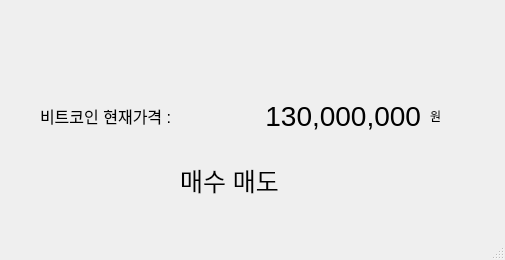
Qt form ui/bitcoin.ui (gyojincompany/upbitApiApp-20241126) before a commit.
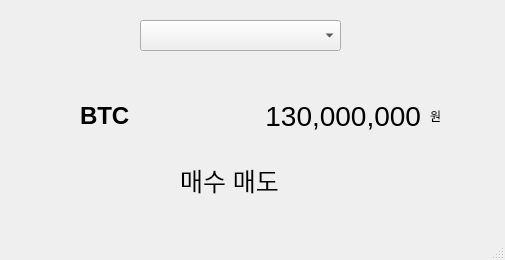
The same form after that commit.

Commit message: 콤보박스 셋팅 추가

```diff
--- a/ui/bitcoin.ui
+++ b/ui/bitcoin.ui
@@ -38,7 +38,7 @@
    <widget class="QLabel" name="label_2">
     <property name="geometry">
      <rect>
-      <x>40</x>
+      <x>80</x>
       <y>90</y>
       <width>151</width>
       <height>51</height>
@@ -46,11 +46,13 @@
     </property>
     <property name="font">
      <font>
-      <pointsize>12</pointsize>
+      <pointsize>18</pointsize>
+      <weight>75</weight>
+      <bold>true</bold>
      </font>
     </property>
     <property name="text">
-     <string>비트코인 현재가격 :</string>
+     <string>BTC</string>
     </property>
    </widget>
    <widget class="QLabel" name="label_3">
@@ -84,6 +86,21 @@
      <string>매수 매도</string>
     </property>
    </widget>
+   <widget class="QComboBox" name="ticker_combobox">
+    <property name="geometry">
+     <rect>
+      <x>140</x>
+      <y>20</y>
+      <width>201</width>
+      <height>31</height>
+     </rect>
+    </property>
+    <property name="font">
+     <font>
+      <pointsize>12</pointsize>
+     </font>
+    </property>
+   </widget>
   </widget>
   <widget class="QMenuBar" name="menubar">
    <property name="geometry">
```
Left out of the diff: 2 changed lines with no effect on the pictures. The commit also changes 2 other files.
